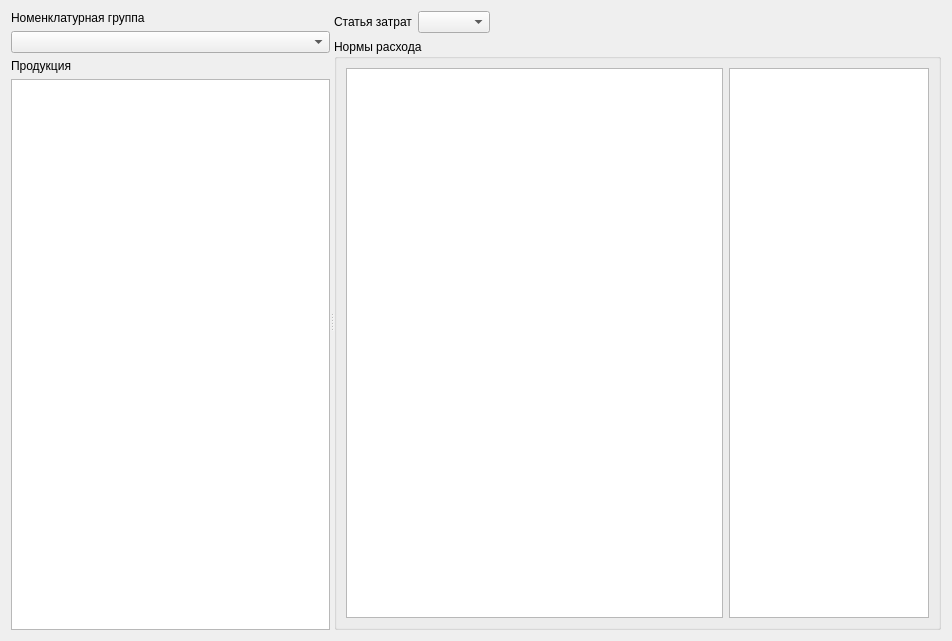
Sergeyego/econom, file formnorm.ui: the form before one commit.
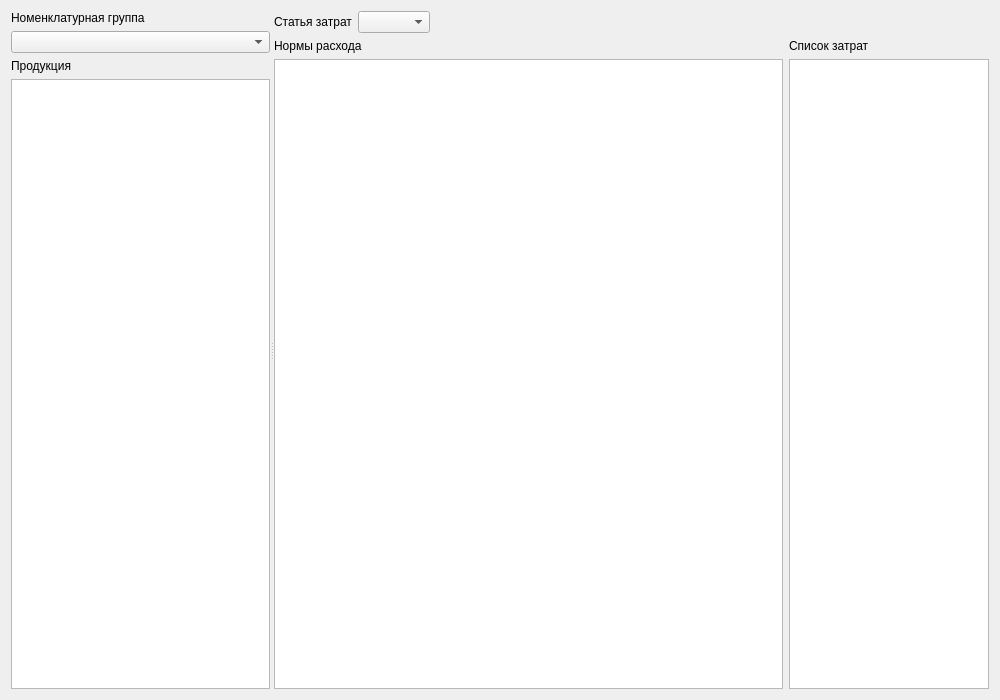
The form after the commit. Custom widgets are drawn as their Qt base class.

Commit message: Реализован редактор норм

```diff
--- a/formnorm.ui
+++ b/formnorm.ui
@@ -6,14 +6,14 @@
    <rect>
     <x>0</x>
     <y>0</y>
-    <width>952</width>
-    <height>641</height>
+    <width>1000</width>
+    <height>700</height>
    </rect>
   </property>
   <property name="windowTitle">
    <string>Нормы расхода</string>
   </property>
-  <layout class="QVBoxLayout" name="verticalLayout_4">
+  <layout class="QVBoxLayout" name="verticalLayout_5">
    <item>
     <widget class="QSplitter" name="splitter">
      <property name="orientation">
@@ -39,12 +39,16 @@
         </widget>
        </item>
        <item>
-        <widget class="QTableView" name="tableViewProd"/>
+        <widget class="DbViewer" name="tableViewProd">
+         <attribute name="verticalHeaderVisible">
+          <bool>false</bool>
+         </attribute>
+        </widget>
        </item>
       </layout>
      </widget>
      <widget class="QWidget" name="">
-      <layout class="QVBoxLayout" name="verticalLayout_3">
+      <layout class="QVBoxLayout" name="verticalLayout_4">
        <item>
         <layout class="QHBoxLayout" name="horizontalLayout">
          <item>
@@ -73,16 +77,63 @@
         </layout>
        </item>
        <item>
-        <widget class="QGroupBox" name="groupBox">
-         <property name="title">
-          <string>Нормы расхода</string>
-         </property>
          <layout class="QHBoxLayout" name="horizontalLayout_2">
           <item>
-           <widget class="QTableView" name="tableViewNorm"/>
+          <layout class="QVBoxLayout" name="verticalLayout_3">
+           <item>
+            <widget class="QLabel" name="label_4">
+             <property name="text">
+              <string>Нормы расхода</string>
+             </property>
+            </widget>
+           </item>
+           <item>
+            <widget class="DbViewer" name="tableViewNorm">
+             <property name="minimumSize">
+              <size>
+               <width>500</width>
+               <height>0</height>
+              </size>
+             </property>
+            </widget>
+           </item>
+          </layout>
+         </item>
+         <item>
+          <layout class="QVBoxLayout" name="verticalLayout">
+           <item>
+            <widget class="QLabel" name="label_5">
+             <property name="sizePolicy">
+              <sizepolicy hsizetype="Maximum" vsizetype="Preferred">
+               <horstretch>0</horstretch>
+               <verstretch>0</verstretch>
+              </sizepolicy>
+             </property>
+             <property name="maximumSize">
+              <size>
+               <width>200</width>
+               <height>16777215</height>
+              </size>
+             </property>
+             <property name="text">
+              <string>Список затрат</string>
+             </property>
+            </widget>
           </item>
           <item>
            <widget class="QListView" name="listView">
+             <property name="sizePolicy">
+              <sizepolicy hsizetype="Maximum" vsizetype="Expanding">
+               <horstretch>0</horstretch>
+               <verstretch>0</verstretch>
+              </sizepolicy>
+             </property>
+             <property name="minimumSize">
+              <size>
+               <width>200</width>
+               <height>0</height>
+              </size>
+             </property>
             <property name="maximumSize">
              <size>
               <width>200</width>
@@ -92,14 +143,22 @@
            </widget>
           </item>
          </layout>
-        </widget>
-       </item>
-      </layout>
+         </item>
+        </layout>
+       </item>
+      </layout>
      </widget>
     </widget>
    </item>
   </layout>
  </widget>
+ <customwidgets>
+  <customwidget>
+   <class>DbViewer</class>
+   <extends>QTableView</extends>
+   <header>db/dbviewer.h</header>
+  </customwidget>
+ </customwidgets>
  <resources/>
  <connections/>
 </ui>
```
Lines whose indentation alone changed are shown as unchanged. The commit also changes 2 other files.
